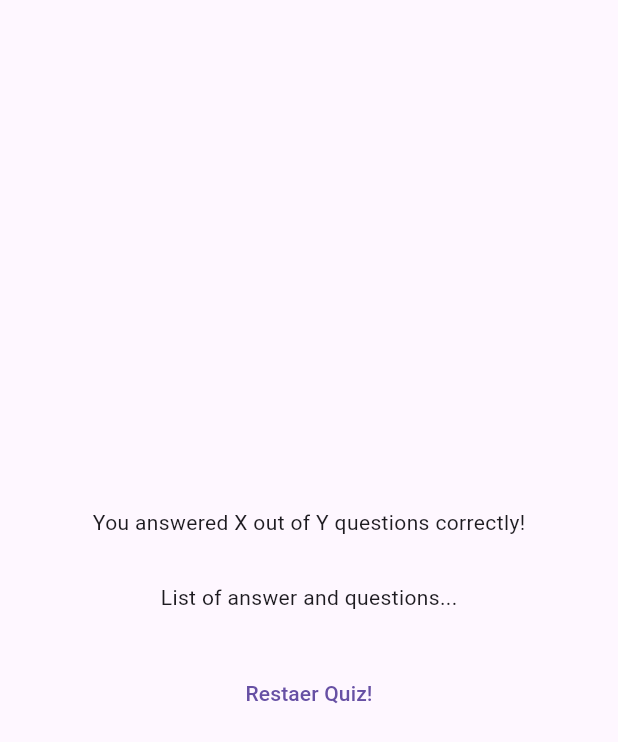
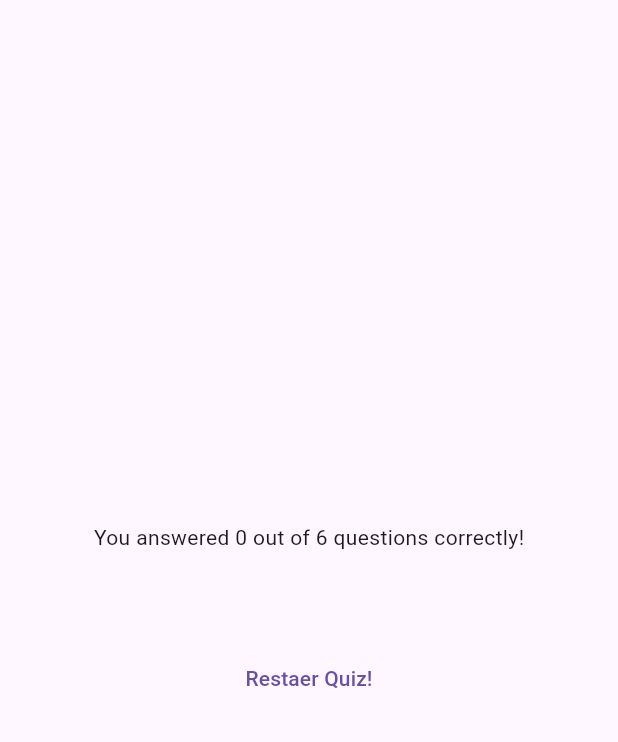
Before and after one commit to NetKanet/flutter-flashcard-quiz-app, a Flutter app: the ResultsScreen widget shown alone on an empty page, opened directly with empty values, on a phone screen of 412 x 824 dp. Shown: the top 742 px of the screen. Run offline on Flutter 3.47's test engine with Material 3 defaults, Android fonts, the phone set to English and light mode, and no system bars; our stand-ins replace google_fonts.

Commit message:
feat: display quiz results with score and answer summary

```diff
--- a/lib/quiz.dart
+++ b/lib/quiz.dart
@@ -27,7 +27,6 @@
 
     if (selectedAnswers.length == questions.length) {
       setState(() {
-        selectedAnswers = [];
         activeScreen = 'results-screen';
       });
     }
--- a/lib/results_screen.dart
+++ b/lib/results_screen.dart
@@ -1,13 +1,14 @@
 import 'package:flutter/material.dart';
 
 import 'package:flutter_flashcard_quiz_app/data/questions.dart';
+import 'package:flutter_flashcard_quiz_app/questions_summary.dart';
 
 class ResultsScreen extends StatelessWidget {
   const ResultsScreen({super.key, required this.chosenAnswer});
 
   final List<String> chosenAnswer;
 
-  List<Map<String, Object>> getSummarry() {
+  List<Map<String, Object>> getSummaryData() {
     final List<Map<String, Object>> summary = [];
 
     for (var i = 0; i < chosenAnswer.length; i++) {
@@ -23,6 +24,12 @@
 
   @override
   Widget build(BuildContext context) {
+    final summaryData = getSummaryData();
+    final numTotalQuestions = questions.length;
+    final numCorrectQuestions = summaryData.where((data) {
+      return data['user_answer'] == data['correct_answer'];
+    }).length;
+
     return SizedBox(
       width: double.infinity,
       child: Container(
@@ -30,9 +37,9 @@
         child: Column(
           mainAxisAlignment: MainAxisAlignment.center,
           children: [
-            const Text('You answered X out of Y questions correctly!'),
+            Text('You answered $numCorrectQuestions out of $numTotalQuestions questions correctly!'),
             const SizedBox(height: 30),
-            const Text('List of answer and questions...'),
+            Questionssummary(summaryData),
             const SizedBox(height: 30),
             TextButton(onPressed: () {}, child: const Text('Restaer Quiz!')),
           ],
```
Also changed, not shown: lib/questions_summary.dart (added, +30 -0 lines).
